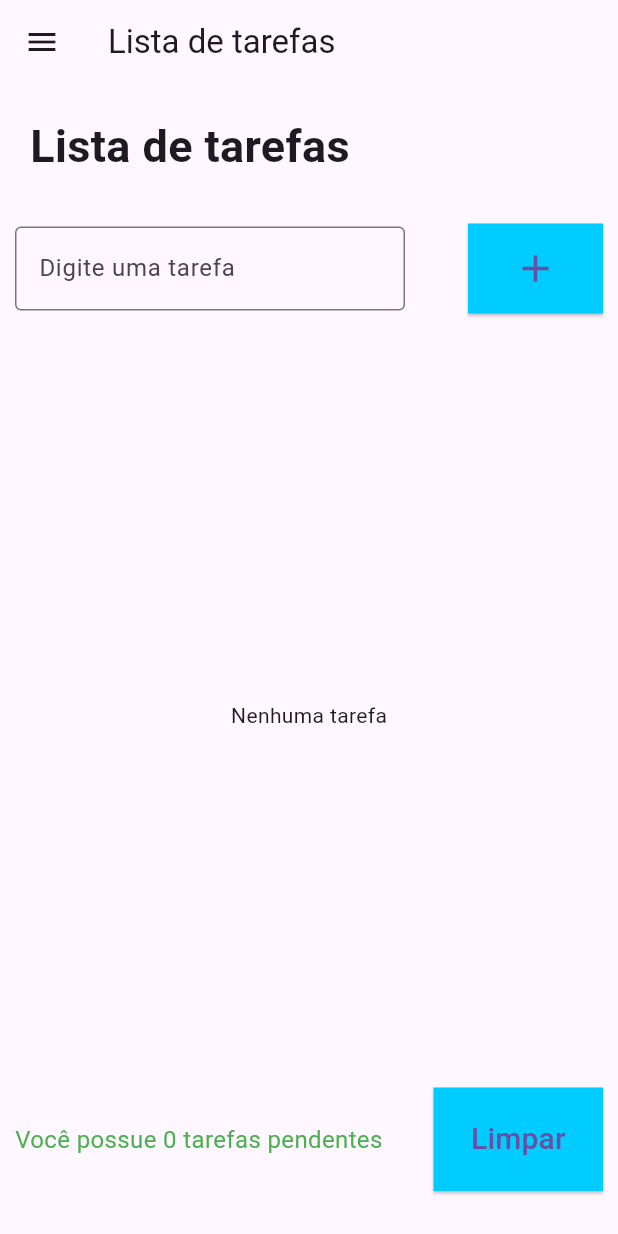
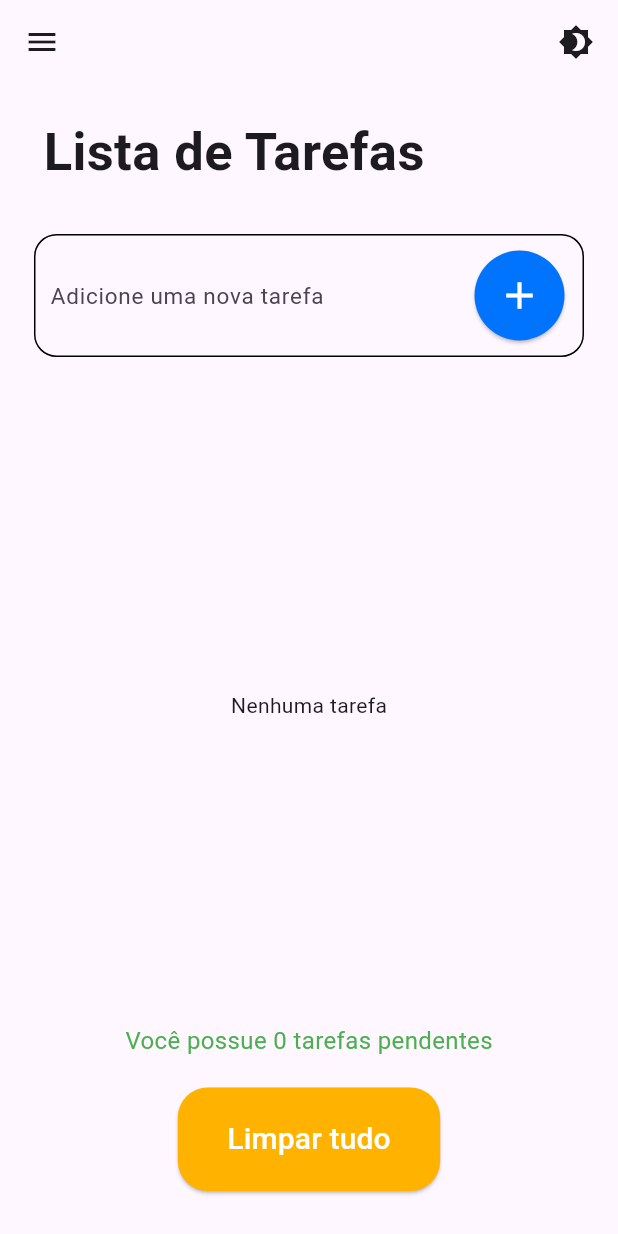
Before and after one commit to Elvisfrank-F/app_list_tarefas, a Flutter app: the screen it shows after launch, on a phone screen of 412 x 824 dp. Run offline on Flutter 3.47's test engine with Material 3 defaults, Android fonts, the phone set to English and light mode, and no system bars; our stand-ins replace flutter_slidable, shared_preferences.

Commit message:
Enviando atualização do app Tarefas

```diff
--- a/lib/main.dart
+++ b/lib/main.dart
@@ -15,6 +15,7 @@ void main() {
       valueListenable: themeNotifier,
       builder: (context, mode, _) {
         return MaterialApp(
+          debugShowCheckedModeBanner: false,
           theme: ThemeData.light(),
           darkTheme: ThemeData.dark(),
           themeMode: mode,
@@ -39,11 +40,20 @@ class _HomePageState extends State<HomePage> {
   List<Text>vazio = [Text("")];
   TextEditingController _controller = TextEditingController();
   int get qtdTask => tarefas.length;
+
+  final FocusNode _focusNode = FocusNode();
+
+
+  //função que retorna a quantidade de atividades pendentes
   int get qtsPendencia => tarefas.where((tarefa) => !tarefa.concluida).length;
 
   //variáveis usadas para desfazer a delete
-  TaskModel LastDelete = TaskModel(text: "");
+  late TaskModel LastDelete;
   int LastDeletePos = 0;
+
+  //lista usada para esfazer o limpar tudo
+
+  List<TaskModel> LastTask = [];
 
   //instanciando o repositório para armazenagem e reciclagem de dados
 
@@ -57,41 +67,119 @@ class _HomePageState extends State<HomePage> {
 
 
 
+
     taskrepo.getTaskList().then(
       (value){
         setState(() {
           tarefas = value;
+
+          if(tarefas.length>0){
+            if(tarefas[0].isDark){
+              themeNotifier.value = ThemeMode.dark;
+            }
+          }
+
         });
 
       }
     );
+
+    if(tarefas.isNotEmpty) print("verificando se é true ${tarefas[0].isDark}");
+    if(tarefas.isEmpty) print("ta vazio");
+
+
   }
+
+
+
+  bool limpar(){
+    if(tarefas.length-qtsPendencia>0) {
+      return true;
+    }
+    else {
+      return false;
+    }
+
+  }
+
+  bool isDart(){
+
+    if(tarefas.isNotEmpty) print("verificando se é true ${tarefas[0].isDark}");
+
+   return themeNotifier.value == ThemeMode.dark;
+
+  }
+
+
 
 
   @override
   Widget build(BuildContext context) {
     return Scaffold(
-      appBar:AppBar(title: Text("Lista de tarefas")),
+      appBar:AppBar(title: Row(
+        mainAxisAlignment: MainAxisAlignment.spaceBetween,
+        children: [
+          Text(""),
+          isDart()?Icon(Icons.bedtime):Icon(Icons.brightness_4),
 
+        ],
+      )),
+      onDrawerChanged: (context){
+        _focusNode.unfocus();
+      },
 
       drawer: Drawer(
         child: Column(
           children: [
-            Card(
+            Padding(
+              padding: const EdgeInsets.symmetric(horizontal: 10, vertical: 30),
+              child: Card(
+
                 color: Colors.grey,
                 child: SizedBox(
                   height: 70,
                   width: double.infinity,
-                child: Switch(value: isDark,
+                  child: Row(
+                    mainAxisAlignment: MainAxisAlignment.spaceAround,
+                    children: [
+                      SizedBox(width: 5,),
+                      Text("DARK THEME",
+                      style: TextStyle(fontSize: 20) ),
+
+                      //icone que muda conforme o thema
+
+                      isDart()?Icon(Icons.bedtime):Icon(Icons.brightness_4),
+
+                      Switch(value: themeNotifier.value == ThemeMode.dark,
                        onChanged: (value){
                         themeNotifier.value = value ? ThemeMode.dark : ThemeMode.light;
+                        for(int i=0;i<tarefas.length;i++){
+                          if(isDart()){
+                            tarefas[i].isDark = true;
+                          }
+                          else {
+                            tarefas[i].isDark = false;
+                          }
+                        }
+                        taskrepo.saveTaskList(tarefas);
+                        _focusNode.unfocus();
+
                        }),
+
+                    ],
+                  ),
+                ),
               ),
             )
           ],
         ),
+
       ),
       body: SafeArea(
+        child: GestureDetector(
+          onTap: (){
+          FocusScope.of(context).unfocus();
+          },
           child: Container(
             padding: EdgeInsets.all(10),
             child: Column(
@@ -100,31 +188,45 @@ class _HomePageState extends State<HomePage> {
               children: [
                 Container(
                   padding: EdgeInsets.all(10),
-                child: Text("Lista de tarefas",
+                  child: Text(" Lista de Tarefas",
                   style:TextStyle(
-                  fontSize: 30,
+                    fontSize: 35,
                     fontWeight: FontWeight.w700,
 
                   )),
                 ),
                 SizedBox(height: 20,),
-              Row(
-                mainAxisSize: MainAxisSize.max,
+
+                Center(
+
+                  child: Container(
+                    width: MediaQuery.of(context).size.width * 0.89,
+                    padding: EdgeInsets.all(10),
+                    decoration: BoxDecoration(
+                      border: Border.all(),
+                      borderRadius: BorderRadius.circular(15),
+                    ),
+
+                    child: Row(
                       mainAxisAlignment: MainAxisAlignment.spaceBetween,
                       children: [
                         SizedBox(
-                    width: 260,
+                          width: MediaQuery.of(context).size.width * 0.5 ,
                           child: TextField(
                             controller: _controller,
+                            focusNode: _focusNode,
                             decoration: InputDecoration(
-                        label: Text("Digite uma tarefa"),
-                        border: OutlineInputBorder()
-                      )
-                    )),
-                    //SizedBox(width: 10,),
+                              label: Text("Adicione uma nova tarefa",
+                              style: TextStyle(fontSize: 15)),
+                              border: InputBorder.none
+                            ),
+                          ),
+                        ),
+
                            ElevatedButton(
                     onPressed:(){
-                      TaskModel novaTask = TaskModel(text: _controller.text);
+                      TaskModel novaTask = TaskModel(text: _controller.text, isDark: isDart());
+                      print("tema: ${novaTask.isDark}");
                       setState(() {
                         if(_controller.text == "") {
                             showDialog(
@@ -132,29 +234,23 @@ class _HomePageState extends State<HomePage> {
                               builder: (context) {
 
                                 return AlertDialog(
-                                  title: Text('DÊ UM NOME',
+                                  title: Row(
+                                    children: [
+                                      Icon(Icons.error, color: Colors.red),
+                                      Text('  DÊ UM NOME',
                                       style: TextStyle(
+                                        color: Colors.red,
                                         fontWeight: FontWeight.w800
                                       )),
-                                  content: Text('Faz-se necessário pôr o nome da tarefa',
+                                    ],
+                                  ),
+                                  content: Text('Faz-se necessário colocar o nome da tarefa',
                                   style: TextStyle(
                                     fontSize: 20,
                                   )),
                                   actions: [
                                     TextButton(onPressed: () {
                                       Navigator.of(context).pop();
-                                      setState(() {
-                                         tarefas.add(novaTask);
-                                          taskrepo.saveTaskList(tarefas);
-                                      });
-
-
-
-                                    }, child: Text("Adicionar mesmo assim")),
-                                    TextButton(
-                                      onPressed: () {
-                                        Navigator.of(context).pop();
-
                                       }, child: Text("OK"),
                                     ),
                                   ],
@@ -165,20 +261,20 @@ class _HomePageState extends State<HomePage> {
                        tarefas.add(novaTask);
                         taskrepo.saveTaskList(tarefas);
                        print(tarefas.length);
-                       _controller.text = "";
+                       _controller.clear();
+                       _focusNode.unfocus();
                         }
                       });
 
                     } ,
-                     child: Icon(Icons.add, size: 30),
+                     child: Icon(Icons.add, size: 30, color:Colors.white),
                      style: ElevatedButton.styleFrom(
-                      padding: EdgeInsets.symmetric(horizontal: 30, vertical: 15),
-                      shape: RoundedRectangleBorder(
-                        borderRadius: BorderRadius.zero,
-                      ),
-                      backgroundColor: const Color.fromARGB(255, 0, 204, 255)
+                      shape: CircleBorder(),
+                      padding: EdgeInsets.all(15),
+                      backgroundColor: const Color.fromARGB(255, 0, 115, 255)
                      ))
                       ],
+                    )),
                 ),
                 SizedBox(height: 20,),
                 Expanded(
@@ -211,11 +307,12 @@ class _HomePageState extends State<HomePage> {
                     setState(() {
                        tarefas.insert(LastDeletePos, LastDelete);
                        taskrepo.saveTaskList(tarefas);
+                      // FocusScope.of(context).unfocus();
                     });
 
                   },
                   label: "DESFAZER",
-                textColor: const Color.fromARGB(255, 5, 245, 254),
+                  textColor: isDart()?  const Color.fromARGB(255, 26, 5, 254) : const Color.fromARGB(255, 5, 245, 254),
 
                 )
                 )
@@ -235,31 +332,52 @@ class _HomePageState extends State<HomePage> {
                    }
                   ),
                 ),
-              Row(
-                mainAxisAlignment: MainAxisAlignment.spaceBetween,
-                mainAxisSize: MainAxisSize.max,
-                children: [
-
-                Text("Você possue $qtsPendencia tarefas pendentes",
+                Center(
+                  child: Text("Você possue $qtsPendencia tarefas pendentes",
                   style: TextStyle(fontSize:16,
                   color: qtsPendencia>0?Colors.red:Colors.green),),
+                ),
                 //SizedBox(width: 40,),
-                ElevatedButton(
+                SizedBox(height: 20,),
+                Center(
+                  child: ElevatedButton(
                     onPressed: (){
 
                      showDialog(context: context,
                      builder: (context) {
                       return AlertDialog(
-                    title: Text("Apagar tudo?"),
-                    content: Text("Deseja realmente apagar tudo?"),
+                      title: Row(
+                        children: [
+                          Icon(Icons.warning, color: Colors.amber),
+                          Text(tarefas.length==0?"Ta frescando é doido":(limpar()?" - Apagar tarefas?":" - Apagar tudo?")),
+                        ],
+                      ),
+                      content: Text(tarefas.length==0?"Tem nada para apagar não abestado" :(limpar()?"Deseja realmente apagar todas as tarefas concluídas? Não será possível a recuperação dos dados após serem excluídos.":"Deseja realmente apagar tudo? Não será possível a recuperação dos dados após o delete.")),
                       actions: [
-                      TextButton(child: Text("Cancelar"), onPressed: (){
+                        TextButton(child: Text("Cancelar",
+                        style: TextStyle(color: Colors.green)), onPressed: (){
                           Navigator.of(context).pop();
+                          FocusScope.of(context).requestFocus(FocusNode());
                         }),
-                      TextButton(child: Text("Apagar"), onPressed: (){
+                        TextButton(child: Text("Apagar",
+                         style: TextStyle(color: Colors.red)),
+                         onPressed: (){
                           Navigator.of(context).pop();
+
                           setState(() {
+                            if(!limpar()){
                               tarefas.clear();
+                            }
+                            else {
+                              for(int i=0;i<tarefas.length;i++){
+                                if(tarefas[i].concluida){
+                                  LastTask.add(tarefas[i]);
+                                  tarefas.removeAt(i);
+                                  i--;
+                                }
+                              }
+                            }
+
                         taskrepo.saveTaskList(tarefas);
                       });
                         },)
@@ -269,18 +387,23 @@ class _HomePageState extends State<HomePage> {
 
 
                     },
-                  child: Text("Limpar",
+                    child: Text(limpar()?"Limpar tarefas concluídas":"Limpar tudo",
                     style: TextStyle(
+                      color: Colors.white,
                       fontSize: 20,
                     )),
                     style: ElevatedButton.styleFrom(
-                    padding: EdgeInsets.symmetric(horizontal: 25, vertical: 20),
-                    shape: RoundedRectangleBorder(),
-                    backgroundColor: const Color.fromARGB(255, 0, 204, 255)
-                  ),)
-              ],),
+                      padding: EdgeInsets.symmetric(
+                        horizontal:MediaQuery.of(context).size.width * 0.08 , vertical: 20),
+                      shape: RoundedRectangleBorder(
+                        borderRadius: BorderRadius.circular(20),
+                      ),
+                      backgroundColor: const Color.fromARGB(255, 255, 179, 0)
+                    ),),
+                ),
                 SizedBox(height: 20,)
               ],
+            ),
           ),
         ),
       ),
--- a/lib/task_model.dart
+++ b/lib/task_model.dart
@@ -4,17 +4,19 @@ class TaskModel{
 
    String text;
    bool concluida;
+   bool isDark;
    String? time;
 
    TaskModel({String? time,
-   required this.text
-   ,
+   required this.text,
+   this.isDark = false,
    this.concluida = false}) : time = time ?? DateFormat('dd/MM/yyyy - HH:mm').format(DateTime.now());
 
    TaskModel.fromJson(Map<String, dynamic> json)
    : text = json["text"],
      time = json["tempo"],
-     concluida = json["concluida"] ?? false
+     concluida = json["concluida"] ?? false,
+     isDark = json["isDark"] ?? false
    ;
 
 Map<String, dynamic> toJson(){
@@ -22,6 +24,7 @@ Map<String, dynamic> toJson(){
     "text": text,
     "tempo": time,
     "concluida": concluida ?? false,
+    "isDark": isDark ?? false,
   };
 }
 
```
Also changed, not shown: lib/task.dart (+36 -8 lines), 2 other files. Lines whose indentation alone changed are shown as unchanged.
